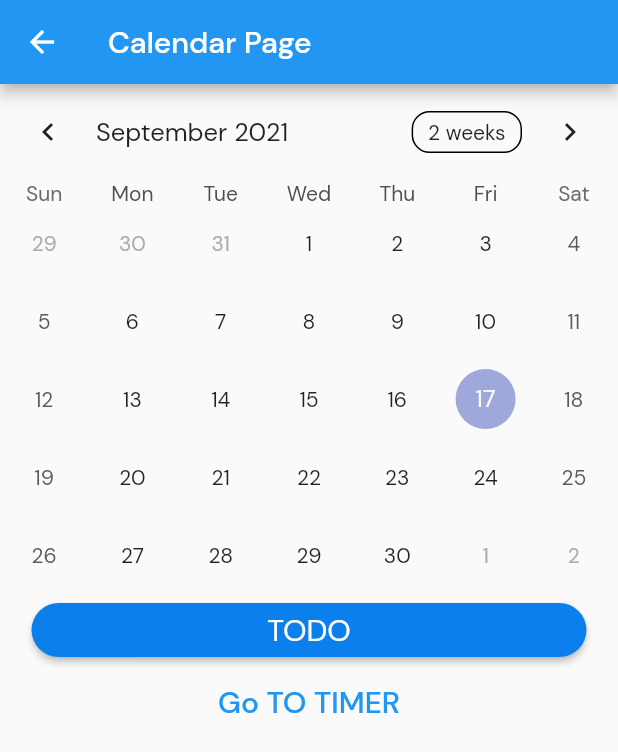
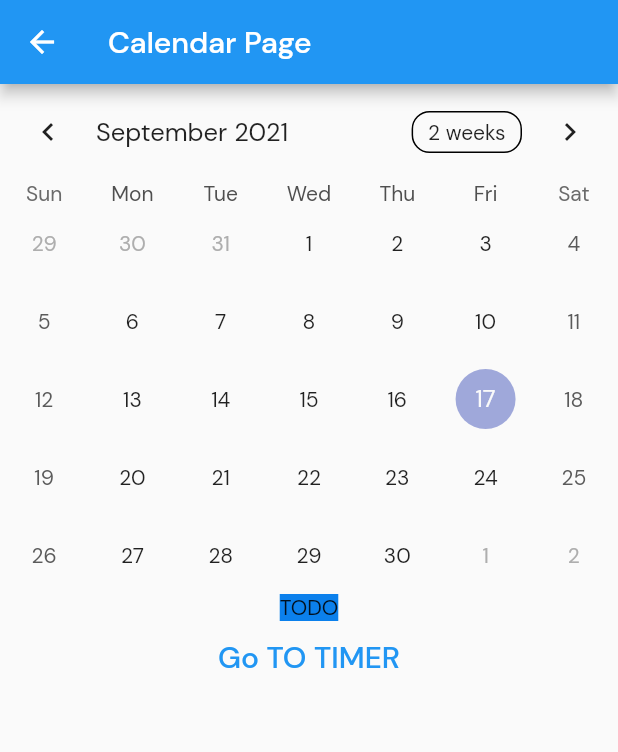
Before and after one commit to ahmadrafidev/habit-tracker, a Flutter app: the CalendarScreen screen opened by its route, on a phone screen of 412 x 824 dp. Shown: the top 752 px of the screen. Run offline on Flutter 3.47's test engine with Material 2 defaults, Android fonts, the light colour scheme and no system bars; drawn by our look-alikes of table_calendar; our stand-ins replace circular_countdown_timer, google_fonts, persistent_bottom_nav_bar, rflutter_alert.

Commit message:
change todolist widget

```diff
--- a/lib/widget/todo_list.dart
+++ b/lib/widget/todo_list.dart
@@ -1,5 +1,3 @@
-// ignore_for_file: sized_box_for_whitespace
-
 import 'package:flutter/material.dart';
 import 'package:intl/intl.dart';
 
@@ -9,10 +7,7 @@ class ToDoList extends StatelessWidget {
   final List<Todo> todo;
   final Function deleteTodo;
 
-  ToDoList(
-    this.todo,
-    this.deleteTodo
-  );
+  const ToDoList(this.todo, this.deleteTodo);
 
   @override
   Widget build(BuildContext context) {
@@ -20,56 +15,10 @@ class ToDoList extends StatelessWidget {
       mainAxisSize: MainAxisSize.min,
       children: <Widget>[
         Container(
-          width: 370,
-          child: todo.isEmpty
-            ? ElevatedButton(
-              style: ElevatedButton.styleFrom(
-                shape: const StadiumBorder(),
-                primary: const Color.fromRGBO(11, 128, 236, 1),
-                textStyle: const TextStyle(
-                  fontFamily: 'DMSans',
-                  fontSize: 20,
-                  fontWeight: FontWeight.w400),
-              ),
-              onPressed: (){},
-              child: const Text(
-                'TODO',
-                )
-              )
-            : ListView.builder(
-              itemBuilder: (ctx, index) {
-                return Card (
-                  elevation: 5,
-                  margin: const EdgeInsets.symmetric(
-                    vertical: 8,
-                    horizontal: 5,
-                  ),
-                  child: ListTile(
-                    leading: CircleAvatar(
-                      radius: 30,
-                      child: Padding(
-                        padding: const EdgeInsets.all(6),
-                        child: FittedBox(
-                          child: Text('\$${todo[index].date}'),
-                        ),
-                      ),
-                    ),
-                    title: Text(
-                      todo[index].name!,
-                      style: Theme.of(context).textTheme.bodyText1,
-                    ),
-                    subtitle: Text(
-                      DateFormat.yMMMd().format(todo[index].date!),
-                    ),
-                    trailing: IconButton(
-                       icon: Icon(Icons.delete),
-                      color: Theme.of(context).errorColor,
-                      onPressed: () => deleteTodo(todo[index].id),
-                    ),
-                  ),
-                );
-              }
-            ),
+          child: Text(
+            'TODO',
+          ),
+          color: const Color.fromRGBO(11, 128, 236, 1),
         ),
       ],
     );
```
